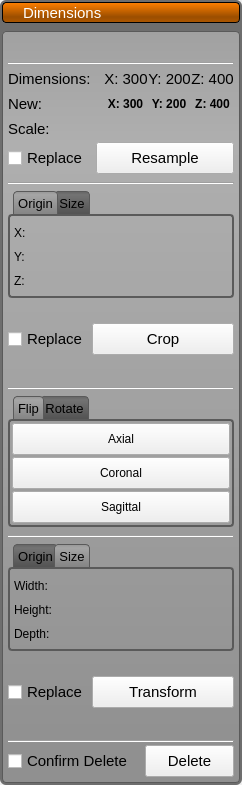
Above: src/Interface/AppInterface/LayerGroupWidget.ui from SCIInstitute/Seg3D before the change. Below: the same form after it.
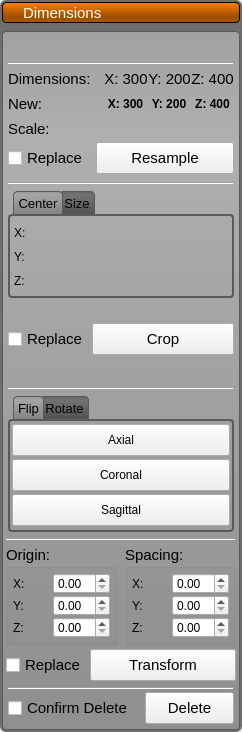
That is the form after the change. The open tabs and pages were chosen to show the change. Icons and pictures are not drawn.

Commit message: connections to the state engine and updates for handling existing groups when new layers are added

The edit to the form file:
```diff
--- a/src/Interface/AppInterface/LayerGroupWidget.ui
+++ b/src/Interface/AppInterface/LayerGroupWidget.ui
@@ -6,8 +6,8 @@
    <rect>
     <x>0</x>
     <y>0</y>
-    <width>242</width>
-    <height>785</height>
+    <width>216</width>
+    <height>732</height>
    </rect>
   </property>
   <property name="sizePolicy">
@@ -219,7 +219,7 @@
   background-color: qlineargradient(spread:pad, x1:0.5, y1:0, x2:0.5, y2:0.960227, stop:0 rgba(161, 161, 161, 255), stop:0.155779 rgba(175, 175, 175, 255), stop:1 rgba(144, 144, 144, 255));
 }</string>
   </property>
-  <layout class="QHBoxLayout" name="horizontalLayout_23">
+  <layout class="QHBoxLayout" name="horizontalLayout_24">
    <property name="spacing">
     <number>0</number>
    </property>
@@ -433,7 +433,7 @@
       </item>
       <item>
        <widget class="QWidget" name="group_tools_" native="true">
-        <layout class="QVBoxLayout" name="verticalLayout_9">
+        <layout class="QVBoxLayout" name="verticalLayout_10">
          <property name="spacing">
           <number>0</number>
          </property>
@@ -957,7 +957,7 @@
                 </size>
                </property>
                <attribute name="title">
-                <string>Origin</string>
+                <string>Center</string>
                </attribute>
                <layout class="QVBoxLayout" name="verticalLayout_2">
                 <property name="spacing">
@@ -1255,6 +1255,12 @@
                 <verstretch>0</verstretch>
                </sizepolicy>
               </property>
+              <property name="minimumSize">
+               <size>
+                <width>0</width>
+                <height>140</height>
+               </size>
+              </property>
               <property name="font">
                <font>
                 <pointsize>10</pointsize>
@@ -1461,15 +1467,15 @@
            <property name="minimumSize">
             <size>
              <width>0</width>
-             <height>205</height>
+             <height>0</height>
             </size>
            </property>
            <layout class="QVBoxLayout" name="verticalLayout_7">
             <property name="spacing">
-             <number>2</number>
+             <number>4</number>
             </property>
             <property name="margin">
-             <number>4</number>
+             <number>2</number>
             </property>
             <item>
              <widget class="Line" name="line_3">
@@ -1491,65 +1497,37 @@
              </widget>
             </item>
             <item>
-             <widget class="QTabWidget" name="transform_tab_widget_">
-              <property name="sizePolicy">
-               <sizepolicy hsizetype="Preferred" vsizetype="Preferred">
-                <horstretch>0</horstretch>
-                <verstretch>0</verstretch>
-               </sizepolicy>
+             <layout class="QHBoxLayout" name="horizontalLayout_23" stretch="1,1">
+              <property name="spacing">
+               <number>8</number>
               </property>
-              <property name="font">
-               <font>
-                <pointsize>10</pointsize>
-               </font>
-              </property>
-              <property name="tabPosition">
-               <enum>QTabWidget::North</enum>
-              </property>
-              <property name="tabShape">
-               <enum>QTabWidget::Rounded</enum>
-              </property>
-              <property name="currentIndex">
-               <number>1</number>
-              </property>
-              <property name="elideMode">
-               <enum>Qt::ElideNone</enum>
-              </property>
-              <widget class="QWidget" name="tab_5">
+              <item>
+               <widget class="QGroupBox" name="groupBox_2">
                <property name="minimumSize">
                 <size>
                  <width>0</width>
-                 <height>80</height>
-                </size>
-               </property>
-               <attribute name="title">
-                <string>Origin</string>
-               </attribute>
+                  <height>100</height>
+                 </size>
+                </property>
+                <property name="maximumSize">
+                 <size>
+                  <width>16777215</width>
+                  <height>100</height>
+                 </size>
+                </property>
+                <property name="title">
+                 <string>Origin:</string>
+                </property>
                <layout class="QVBoxLayout" name="verticalLayout_6">
                 <property name="spacing">
-                 <number>2</number>
-                </property>
-                <property name="leftMargin">
-                 <number>4</number>
-                </property>
-                <property name="topMargin">
-                 <number>6</number>
-                </property>
-                <property name="rightMargin">
-                 <number>4</number>
-                </property>
-                <property name="bottomMargin">
+                  <number>1</number>
+                 </property>
+                 <property name="margin">
                  <number>4</number>
                 </property>
                 <item>
                  <widget class="QWidget" name="widget_8" native="true">
                   <layout class="QHBoxLayout" name="horizontalLayout_16">
-                   <property name="spacing">
-                    <number>2</number>
-                   </property>
-                   <property name="margin">
-                    <number>0</number>
-                   </property>
                    <item>
                     <widget class="QLabel" name="x_label_2">
                      <property name="minimumSize">
@@ -1563,18 +1541,15 @@
                      </property>
                     </widget>
                    </item>
+                   <item>
+                    <widget class="QDoubleSpinBox" name="origin_x_spinbox_"/>
+                   </item>
                   </layout>
                  </widget>
                 </item>
                 <item>
                  <widget class="QWidget" name="widget_9" native="true">
                   <layout class="QHBoxLayout" name="horizontalLayout_17">
-                   <property name="spacing">
-                    <number>2</number>
-                   </property>
-                   <property name="margin">
-                    <number>0</number>
-                   </property>
                    <item>
                     <widget class="QLabel" name="y_label_1">
                      <property name="minimumSize">
@@ -1588,18 +1563,15 @@
                      </property>
                     </widget>
                    </item>
+                   <item>
+                    <widget class="QDoubleSpinBox" name="origin_y_spinbox_"/>
+                   </item>
                   </layout>
                  </widget>
                 </item>
                 <item>
                  <widget class="QWidget" name="widget_10" native="true">
                   <layout class="QHBoxLayout" name="horizontalLayout_18">
-                   <property name="spacing">
-                    <number>2</number>
-                   </property>
-                   <property name="margin">
-                    <number>0</number>
-                   </property>
                    <item>
                     <widget class="QLabel" name="z_label_1">
                      <property name="minimumSize">
@@ -1613,115 +1585,103 @@
                      </property>
                     </widget>
                    </item>
+                   <item>
+                    <widget class="QDoubleSpinBox" name="origin_z_spinbox_"/>
+                   </item>
                   </layout>
                  </widget>
                 </item>
                </layout>
               </widget>
-              <widget class="QWidget" name="tab_6">
+              </item>
+              <item>
+               <widget class="QGroupBox" name="groupBox">
                <property name="minimumSize">
                 <size>
                  <width>0</width>
-                 <height>80</height>
-                </size>
-               </property>
-               <attribute name="title">
-                <string>Size</string>
-               </attribute>
-               <layout class="QVBoxLayout" name="verticalLayout_24">
+                  <height>100</height>
+                 </size>
+                </property>
+                <property name="maximumSize">
+                 <size>
+                  <width>16777215</width>
+                  <height>100</height>
+                 </size>
+                </property>
+                <property name="title">
+                 <string>Spacing:</string>
+                </property>
+                <layout class="QVBoxLayout" name="verticalLayout_9">
                 <property name="spacing">
-                 <number>2</number>
-                </property>
-                <property name="leftMargin">
-                 <number>4</number>
-                </property>
-                <property name="topMargin">
-                 <number>6</number>
-                </property>
-                <property name="rightMargin">
-                 <number>4</number>
-                </property>
-                <property name="bottomMargin">
+                  <number>1</number>
+                 </property>
+                 <property name="margin">
                  <number>4</number>
                 </property>
                 <item>
-                 <widget class="QWidget" name="widget_11" native="true">
                   <layout class="QHBoxLayout" name="horizontalLayout_19">
-                   <property name="spacing">
-                    <number>2</number>
-                   </property>
-                   <property name="margin">
-                    <number>0</number>
-                   </property>
                    <item>
                     <widget class="QLabel" name="width_label_1">
                      <property name="minimumSize">
                       <size>
-                       <width>55</width>
+                       <width>0</width>
                        <height>0</height>
                       </size>
                      </property>
                      <property name="text">
-                      <string>Width:</string>
+                      <string>X:</string>
                      </property>
                     </widget>
                    </item>
+                   <item>
+                    <widget class="QDoubleSpinBox" name="spacing_x_spinbox_"/>
+                   </item>
                   </layout>
-                 </widget>
                 </item>
                 <item>
-                 <widget class="QWidget" name="widget_12" native="true">
                   <layout class="QHBoxLayout" name="horizontalLayout_20">
-                   <property name="spacing">
-                    <number>2</number>
-                   </property>
-                   <property name="margin">
-                    <number>0</number>
-                   </property>
                    <item>
                     <widget class="QLabel" name="height_label_1">
                      <property name="minimumSize">
                       <size>
-                       <width>55</width>
+                       <width>0</width>
                        <height>0</height>
                       </size>
                      </property>
                      <property name="text">
-                      <string>Height:</string>
+                      <string>Y:</string>
                      </property>
                     </widget>
                    </item>
+                   <item>
+                    <widget class="QDoubleSpinBox" name="spacing_y_spinbox_"/>
+                   </item>
                   </layout>
-                 </widget>
                 </item>
                 <item>
-                 <widget class="QWidget" name="widget_13" native="true">
                   <layout class="QHBoxLayout" name="horizontalLayout_21">
-                   <property name="spacing">
-                    <number>2</number>
-                   </property>
-                   <property name="margin">
-                    <number>0</number>
-                   </property>
                    <item>
                     <widget class="QLabel" name="depth_label_1">
                      <property name="minimumSize">
                       <size>
-                       <width>55</width>
+                       <width>0</width>
                        <height>0</height>
                       </size>
                      </property>
                      <property name="text">
-                      <string>Depth:</string>
+                      <string>Z:</string>
                      </property>
                     </widget>
                    </item>
+                   <item>
+                    <widget class="QDoubleSpinBox" name="spacing_z_spinbox_"/>
+                   </item>
                   </layout>
-                 </widget>
                 </item>
                </layout>
               </widget>
-             </widget>
+              </item>
+             </layout>
             </item>
             <item>
              <widget class="QWidget" name="widget_15" native="true">
@@ -1731,6 +1691,12 @@
                 <height>32</height>
                </size>
               </property>
+              <property name="maximumSize">
+               <size>
+                <width>16777215</width>
+                <height>32</height>
+               </size>
+              </property>
               <layout class="QHBoxLayout" name="horizontalLayout_6" stretch="0,1">
                <property name="spacing">
                 <number>4</number>
```
Left out of the diff: 10 changed lines with no effect on the pictures. Lines whose indentation alone changed are shown as unchanged. The commit also changes 26 other files.
